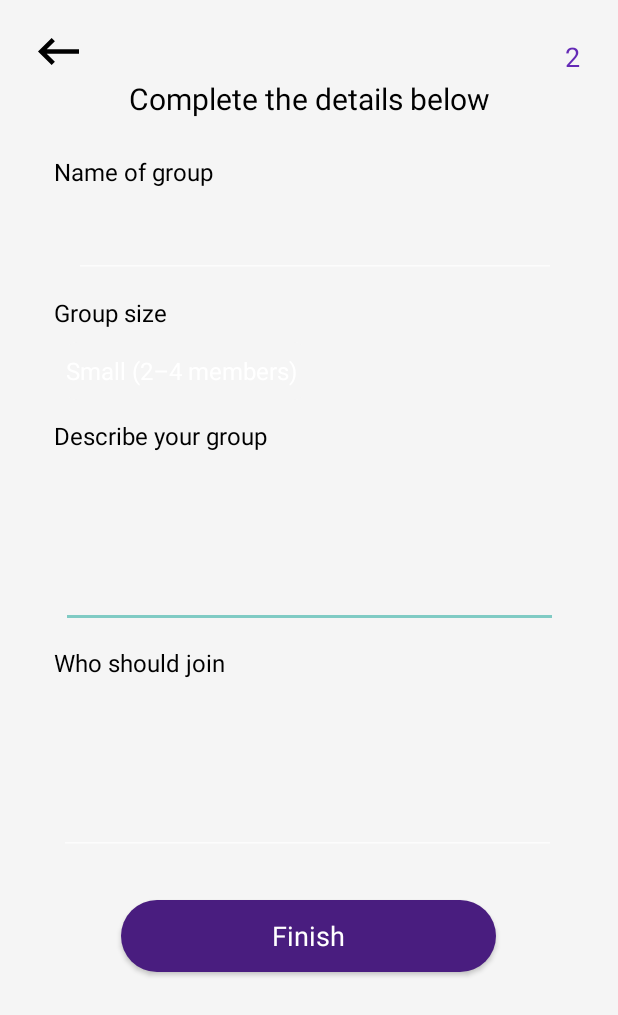
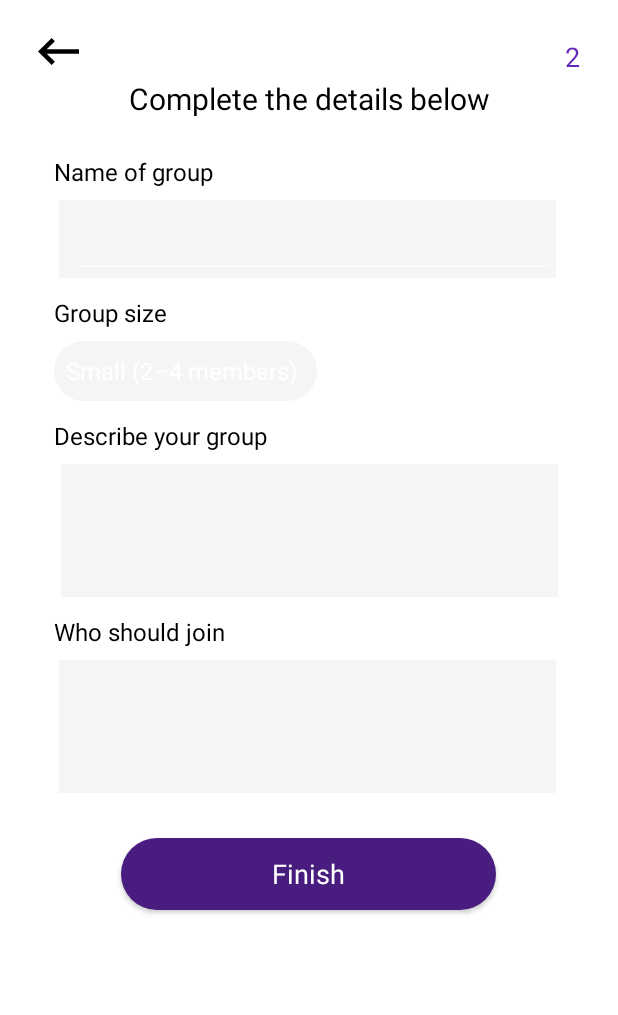
Before and after one commit to JessicaS97/CollabAndroid, an Android app: the CreateGroupDetails screen opened directly, with no data from a screen before it, on a phone screen of 412 x 824 dp. Shown: the top 1015 px of the screen. Run offline under Robolectric (Android 15) with nearby library versions, the phone set to English and light mode, and no system bars; Roboto replaces fonts that are not available here.

Commit message:
group details styling

```diff
--- /dev/null
+++ b/app/src/main/res/drawable/drop_down_icon.xml
@@ -0,0 +1,10 @@
+<?xml version="1.0" encoding="utf-8"?>
+<vector xmlns:android="http://schemas.android.com/apk/res/android"
+    android:width="24dp"
+    android:height="24dp"
+    android:viewportWidth="24"
+    android:viewportHeight="24">
+    <path
+        android:fillColor="#491D7F"
+        android:pathData="M12 2C6.48 2 2 6.48 2 12s4.48 10 10 10s10-4.48 10-10S17.52 2 12 2zm0 12l-4-4h8l-4 4z"/>
+</vector>
--- a/app/src/main/res/layout/activity_create_group_details.xml
+++ b/app/src/main/res/layout/activity_create_group_details.xml
@@ -5,7 +5,7 @@
     android:id="@+id/createGroupDetailsLayout"
     android:layout_width="match_parent"
     android:layout_height="match_parent"
-    android:background="#F5F5F5"
+    android:background="@color/white"
     tools:context=".CreateGroupDetails">
 
     <TextView
@@ -27,12 +27,14 @@
         android:layout_width="331dp"
         android:layout_height="wrap_content"
         android:layout_marginTop="8dp"
+        android:background="#F5F5F5"
         android:gravity="top|left"
         android:inputType="textMultiLine"
         android:lines="6"
         android:maxLines="8"
         android:minLines="4"
         android:scrollbars="vertical"
+        android:textColor="@color/black"
         app:layout_constraintEnd_toEndOf="parent"
         app:layout_constraintStart_toStartOf="parent"
         app:layout_constraintTop_toBottomOf="@+id/textView11" />
@@ -42,12 +44,14 @@
         android:layout_width="331dp"
         android:layout_height="wrap_content"
         android:layout_marginTop="8dp"
+        android:background="#F5F5F5"
         android:gravity="top|left"
         android:inputType="textMultiLine"
         android:lines="6"
         android:maxLines="8"
         android:minLines="4"
         android:scrollbars="vertical"
+        android:textColor="@color/black"
         app:layout_constraintEnd_toEndOf="parent"
         app:layout_constraintHorizontal_bias="0.487"
         app:layout_constraintStart_toStartOf="parent"
@@ -89,6 +93,7 @@
         android:layout_marginLeft="36dp"
         android:layout_marginTop="8dp"
         android:background="@drawable/rounded_shape_light_grey"
+        android:dropDownSelector="@drawable/drop_down_icon"
         android:foregroundTint="@color/grey"
         android:theme="@style/spinnerTheme"
         android:visibility="visible"
```
